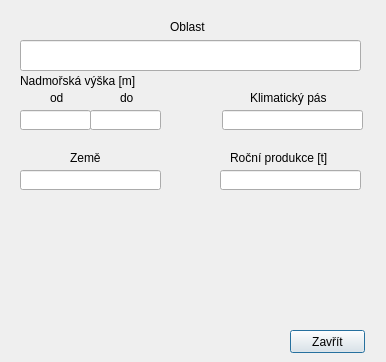
Above: projekt/place_extract.ui from Luckays/coffee before the change. Below: the same form after it.
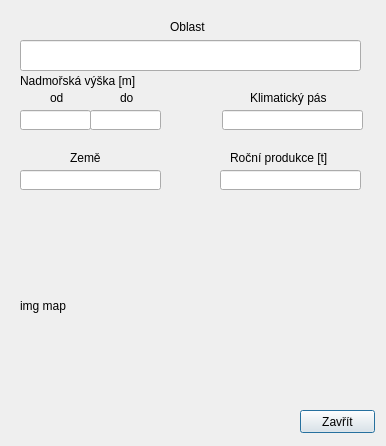
That is the form after the change.

```diff
--- a/projekt/place_extract.ui
+++ b/projekt/place_extract.ui
@@ -7,7 +7,7 @@
     <x>0</x>
     <y>0</y>
     <width>386</width>
-    <height>362</height>
+    <height>446</height>
    </rect>
   </property>
   <property name="windowTitle">
@@ -16,8 +16,8 @@
   <widget class="QPushButton" name="close">
    <property name="geometry">
     <rect>
-     <x>290</x>
-     <y>330</y>
+     <x>300</x>
+     <y>410</y>
      <width>75</width>
      <height>23</height>
     </rect>
@@ -198,6 +198,19 @@
     <string>do</string>
    </property>
   </widget>
+  <widget class="QLabel" name="label_map">
+   <property name="geometry">
+    <rect>
+     <x>20</x>
+     <y>210</y>
+     <width>331</width>
+     <height>191</height>
+    </rect>
+   </property>
+   <property name="text">
+    <string>img map</string>
+   </property>
+  </widget>
  </widget>
  <resources/>
  <connections/>
```
